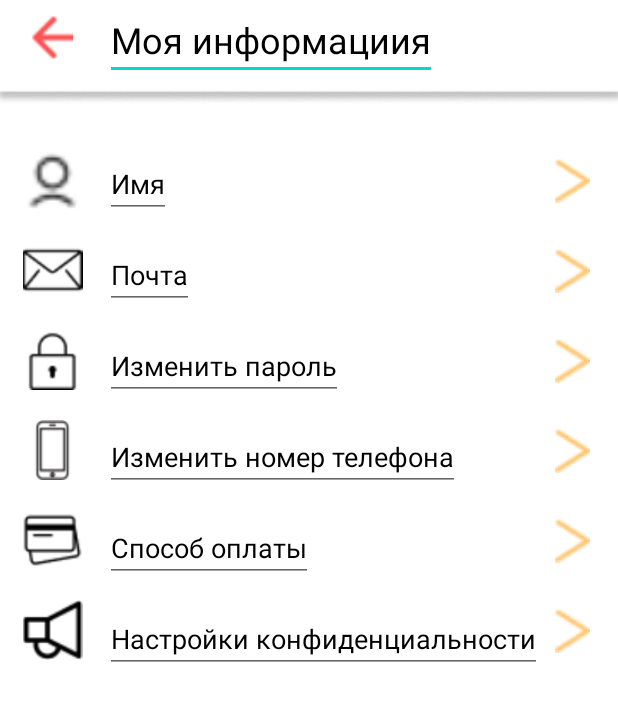
After one commit to madzhunova/Individual-project-2, an Android app: the layout information_about_me.xml on its own in the app's theme, with its tools: preview values and no code run, on a phone screen of 412 x 824 dp. The commit adds this screen. Shown: the top 701 px of the screen. Run offline under Robolectric (Android 15) with nearby library versions, the phone set to English and light mode, and no system bars.

Commit message:
10th frame: information about me

```diff
--- /dev/null
+++ b/app/src/main/res/layout/information_about_me.xml
@@ -0,0 +1,192 @@
+<?xml version="1.0" encoding="utf-8"?>
+<androidx.constraintlayout.widget.ConstraintLayout xmlns:android="http://schemas.android.com/apk/res/android"
+    xmlns:app="http://schemas.android.com/apk/res-auto"
+    android:layout_width="match_parent"
+    android:layout_height="match_parent">
+
+
+    <ImageView
+        android:id="@+id/imageView25"
+        android:layout_width="500dp"
+        android:layout_height="70dp"
+        app:layout_constraintEnd_toEndOf="parent"
+        app:layout_constraintStart_toStartOf="parent"
+        app:layout_constraintTop_toTopOf="parent"
+        app:srcCompat="@drawable/rectangle_22" />
+
+    <ImageView
+        android:id="@+id/imageView24"
+        android:layout_width="30dp"
+        android:layout_height="30dp"
+        android:layout_marginStart="20dp"
+        android:layout_marginTop="10dp"
+        app:layout_constraintStart_toStartOf="parent"
+        app:layout_constraintTop_toTopOf="parent"
+        app:srcCompat="@drawable/arrow_4" />
+
+    <EditText
+        style="@style/sortfor"
+        android:layout_width="wrap_content"
+        android:layout_height="wrap_content"
+        android:text="@string/text_18"
+        android:layout_marginStart="20dp"
+        app:layout_constraintStart_toEndOf="@+id/imageView24"
+        app:layout_constraintTop_toTopOf="parent" />
+
+    <LinearLayout
+        android:id="@+id/linearLayout16"
+        android:layout_width="wrap_content"
+        android:layout_height="wrap_content"
+        android:layout_marginStart="10dp"
+        android:layout_marginTop="30dp"
+        android:orientation="vertical"
+        app:layout_constraintStart_toStartOf="parent"
+        app:layout_constraintTop_toBottomOf="@+id/imageView25">
+
+
+        <ImageView
+            android:layout_width="50dp"
+            android:layout_height="40dp"
+            app:srcCompat="@drawable/_213460_account_avatar_head_person_profile_user_115386_1" />
+
+
+        <ImageView
+            android:layout_width="50dp"
+            android:layout_height="40dp"
+            android:layout_marginTop="20dp"
+            app:srcCompat="@drawable/_46394_1" />
+
+
+        <ImageView
+            android:layout_width="50dp"
+            android:layout_height="40dp"
+            android:layout_marginTop="20dp"
+            app:srcCompat="@drawable/lock__v2_1" />
+
+
+        <ImageView
+            android:layout_width="50dp"
+            android:layout_height="40dp"
+            android:layout_marginTop="20dp"
+            app:srcCompat="@drawable/cell_phone_icon_126579_1" />
+
+
+        <ImageView
+            android:layout_width="50dp"
+            android:layout_height="40dp"
+            android:layout_marginTop="20dp"
+            app:srcCompat="@drawable/bank_cards__v1_1" />
+
+
+        <ImageView
+            android:layout_width="50dp"
+            android:layout_height="40dp"
+            android:layout_marginTop="20dp"
+            app:srcCompat="@drawable/_17183_1" />
+
+    </LinearLayout>
+
+    <LinearLayout
+        android:layout_width="wrap_content"
+        android:layout_height="wrap_content"
+        android:orientation="vertical"
+        android:layout_marginTop="30dp"
+        android:layout_marginStart="10dp"
+        app:layout_constraintStart_toEndOf="@+id/linearLayout16"
+        app:layout_constraintTop_toBottomOf="@+id/imageView25">
+
+        <EditText
+            style="@style/near_with_me"
+            android:layout_width="wrap_content"
+            android:layout_height="wrap_content"
+            android:text="@string/name" />
+
+        <EditText
+            style="@style/near_with_me"
+            android:layout_width="wrap_content"
+            android:layout_height="wrap_content"
+            android:text="@string/text19"
+            android:layout_marginTop="15dp"/>
+
+        <EditText
+            style="@style/near_with_me"
+            android:layout_width="wrap_content"
+            android:layout_height="wrap_content"
+            android:text="@string/text20"
+            android:layout_marginTop="15dp"/>
+
+        <EditText
+            style="@style/near_with_me"
+            android:layout_width="wrap_content"
+            android:layout_height="wrap_content"
+            android:text="@string/text21"
+            android:layout_marginTop="15dp"/>
+
+        <EditText
+            style="@style/near_with_me"
+            android:layout_width="wrap_content"
+            android:layout_height="wrap_content"
+            android:text="@string/text22"
+            android:layout_marginTop="15dp"/>
+
+        <EditText
+            style="@style/near_with_me"
+            android:layout_width="wrap_content"
+            android:layout_height="wrap_content"
+            android:text="@string/text23"
+            android:layout_marginTop="15dp"/>
+
+    </LinearLayout>
+
+    <LinearLayout
+        android:layout_width="wrap_content"
+        android:layout_height="wrap_content"
+        android:layout_marginEnd="15dp"
+        android:layout_marginTop="35dp"
+        android:orientation="vertical"
+        app:layout_constraintEnd_toEndOf="parent"
+        app:layout_constraintTop_toBottomOf="@+id/imageView25">
+
+
+        <ImageView
+            android:layout_width="30dp"
+            android:layout_height="30dp"
+            app:srcCompat="@drawable/component_42" />
+
+
+        <ImageView
+            android:layout_width="30dp"
+            android:layout_height="30dp"
+            android:layout_marginTop="30dp"
+            app:srcCompat="@drawable/component_42" />
+
+
+        <ImageView
+            android:layout_width="30dp"
+            android:layout_height="30dp"
+            android:layout_marginTop="30dp"
+            app:srcCompat="@drawable/component_42" />
+
+
+        <ImageView
+            android:layout_width="30dp"
+            android:layout_height="30dp"
+            android:layout_marginTop="30dp"
+            app:srcCompat="@drawable/component_42" />
+
+
+        <ImageView
+            android:layout_width="30dp"
+            android:layout_height="30dp"
+            android:layout_marginTop="30dp"
+            app:srcCompat="@drawable/component_42" />
+
+
+        <ImageView
+            android:layout_width="30dp"
+            android:layout_height="30dp"
+            android:layout_marginTop="30dp"
+            app:srcCompat="@drawable/component_42" />
+
+    </LinearLayout>
+</androidx.constraintlayout.widget.ConstraintLayout>
--- a/app/src/main/res/values/strings.xml
+++ b/app/src/main/res/values/strings.xml
@@ -58,4 +58,10 @@
     <string name="text15">Доставка</string>
     <string name="text16">Учетная запись</string>
     <string name="text17">Мои заказы</string>
+    <string name="text_18">Моя информациия</string>
+    <string name="text19">Почта</string>
+    <string name="text20">Изменить пароль</string>
+    <string name="text21">Изменить номер телефона</string>
+    <string name="text22">Способ оплаты</string>
+    <string name="text23">Настройки конфиденциальности</string>
 </resources>
```
Also changed, not shown: app/src/main/res/drawable/_17183_1.png (added), app/src/main/res/drawable/_46394_1.png (added), app/src/main/res/drawable/bank_cards__v1_1.png (added), app/src/main/res/drawable/cell_phone_icon_126579_1.png (added), app/src/main/res/drawable/lock__v2_1.png (added), app/src/main/res/drawable/rectangle_22.png (added).
